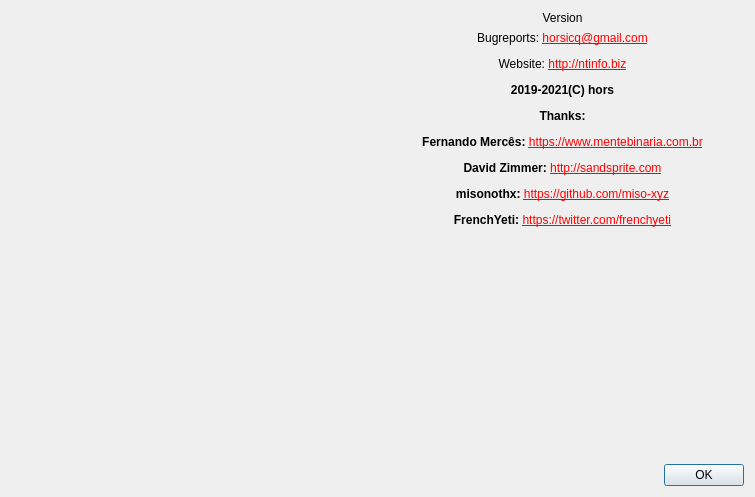
Before: the Qt Designer form gui_source/dialogabout.ui in horsicq/XPEViewer, drawn with Qt 5.
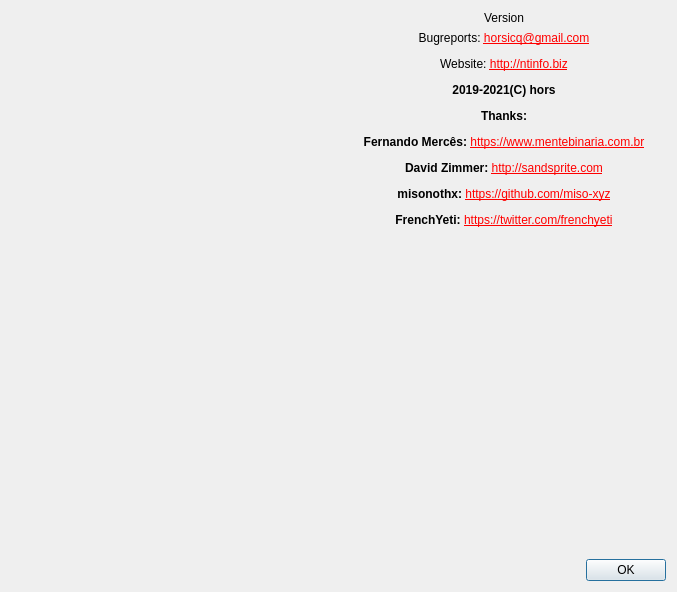
After: the same form once the commit is applied. Icons and pictures are not drawn.

Patch:
```diff
--- a/gui_source/dialogabout.ui
+++ b/gui_source/dialogabout.ui
@@ -9,8 +9,8 @@
    <rect>
     <x>0</x>
     <y>0</y>
-    <width>755</width>
-    <height>497</height>
+    <width>677</width>
+    <height>592</height>
    </rect>
   </property>
   <property name="windowTitle">
```
